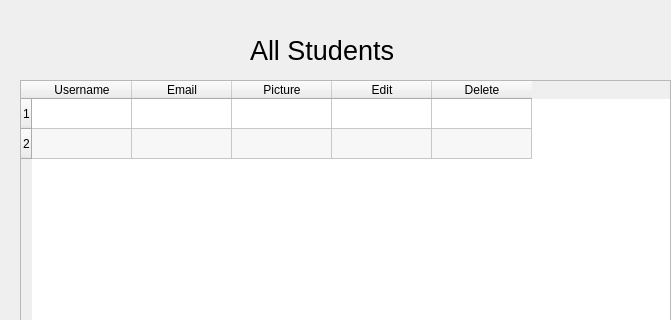
First picture: the form in src/main/python/client/clientView.ui, repository mfentler-tgm/sew5-simple-user-database-mfentler-tgm, before the edit; both pictures show x 0 to 671 and y 0 to 320 of the 1128 by 786 pixel window.
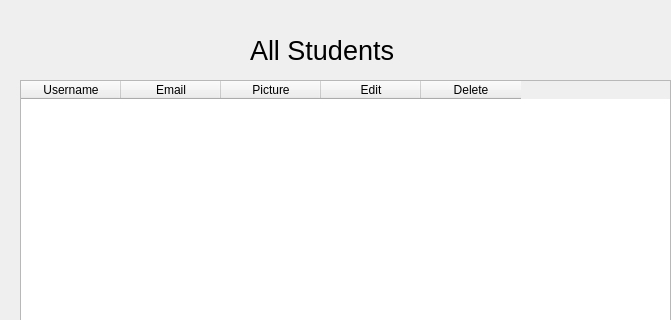
Second picture: the form after the edit.

```diff
--- a/src/main/python/client/clientView.ui
+++ b/src/main/python/client/clientView.ui
@@ -45,13 +45,11 @@
      <bool>true</bool>
     </property>
     <property name="rowCount">
-     <number>2</number>
+     <number>0</number>
     </property>
     <property name="columnCount">
      <number>5</number>
     </property>
-    <row/>
-    <row/>
     <column>
      <property name="text">
       <string>Username</string>
```
